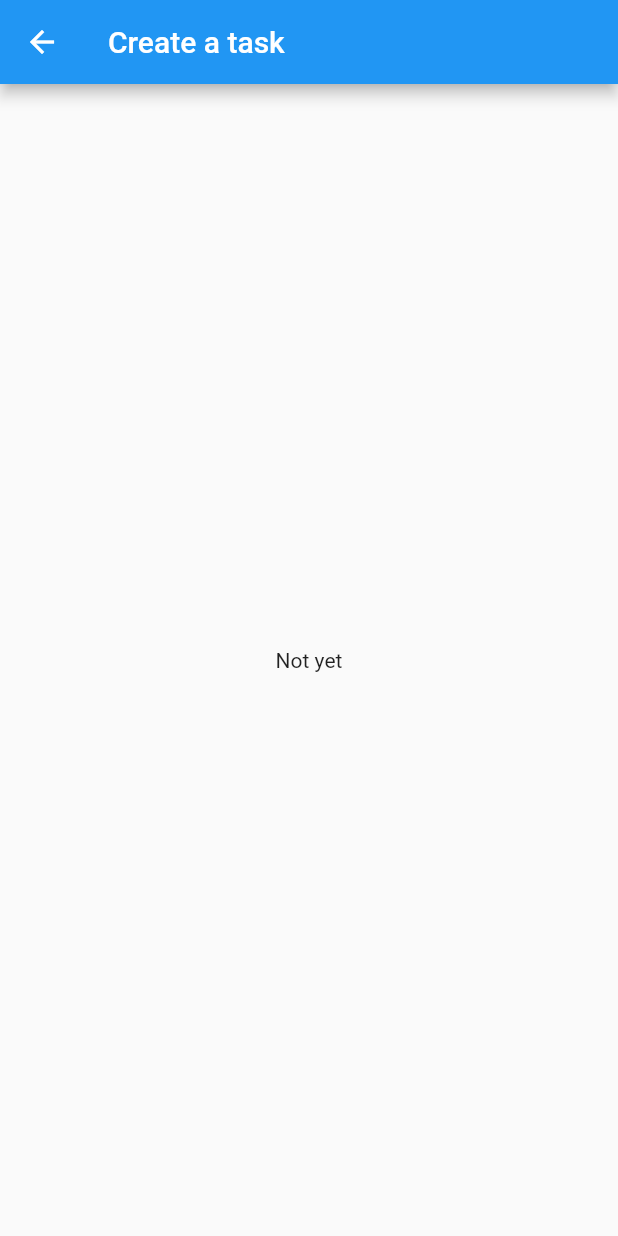
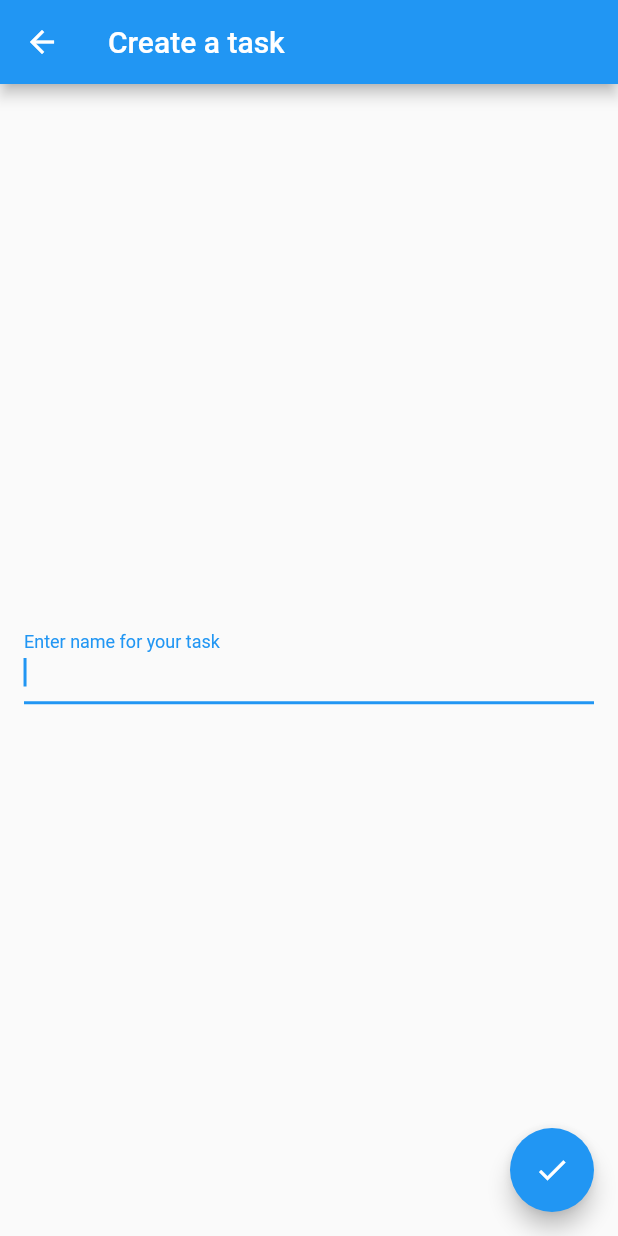
Before and after one commit to r3dm1ke/tutorial-todo-app, a Flutter app: the screen it shows after launch, after a tap on the "add" icon, on a phone screen of 412 x 824 dp. Run offline on Flutter 3.47's test engine with Material 2 defaults, Android fonts, the phone set to English and light mode, and no system bars.

Commit message:
Adding task creation capability

```diff
--- a/lib/main.dart
+++ b/lib/main.dart
@@ -3,8 +3,6 @@ import 'package:todo_app/task.dart';
 
 void main() => runApp(TODOApp());
 
-// The sole reason we keep this extra component is
-// because runApp will only take a StatelessWidget as its argument
 class TODOApp extends StatelessWidget {
   @override
   Widget build(BuildContext context) {
@@ -12,27 +10,28 @@ class TODOApp extends StatelessWidget {
   }
 }
 
-// Here we are defining a StatefulWidget
 class TODO extends StatefulWidget {
 
-  // Every stateful widget must override createState
   @override
   State<StatefulWidget> createState() {
     return TODOState();
   }
 }
 
-// This is the state for then TODO widget
 class TODOState extends State<TODO> {
 
-  // We define the properties for the widget in its state
-  final List<Task> tasks = [
-    Task('Do homework'),
-    Task('Laundry'),
-    Task('Finish this tutorial')
-  ];
+  // At this point we can remove the dummy data
+  final List<Task> tasks = [];
 
-  // Now state is responsible for building the widget
+  // Function that modifies the state when a new task is created
+  void onTaskCreated(String name) {
+    // All state modifications have to be wrapped in setState
+    // This way Flutter knows that something has changed
+    setState(() {
+      tasks.add(Task(name));
+    });
+  }
+
   @override
   Widget build(BuildContext context) {
     return MaterialApp(
@@ -40,7 +39,8 @@ class TODOState extends State<TODO> {
       initialRoute: '/',
       routes: {
         '/': (context) => TODOList(tasks: tasks),
-        '/create': (context) => TODOCreate(),
+        // Passing our function as a callback
+        '/create': (context) => TODOCreate(onCreate: onTaskCreated,),
       },
     );
   }
@@ -73,11 +73,51 @@ class TODOList extends StatelessWidget {
   }
 }
 
-class TODOCreate extends StatelessWidget {
+// Since we are handling user input, state is used
+class TODOCreate extends StatefulWidget {
+
+  // Callback function that gets called when user submits a new task
+  final onCreate;
+
+  TODOCreate({@required this.onCreate});
+
+  @override
+  State<StatefulWidget> createState() {
+    return TODOCreateState();
+  }
+}
+
+class TODOCreateState extends State<TODOCreate> {
+
+  // Controller that handles the TextField
+  final TextEditingController controller = TextEditingController();
+
   @override
   Widget build(BuildContext context) {
     return Scaffold(
         appBar: AppBar(title: Text('Create a task')),
-        body: Center(child: Text('Not yet')));
+        body: Center(
+          child: Padding(
+            padding: EdgeInsets.all(16),
+            child: TextField(
+              // Opens the keyboard automatically
+              autofocus: true,
+              controller: controller,
+              decoration: InputDecoration(
+                labelText: 'Enter name for your task'
+              )
+            )
+          )
+        ),
+        floatingActionButton: FloatingActionButton(
+          child: Icon(Icons.done),
+          onPressed: () {
+            // Call the callback with the new task name
+            widget.onCreate(controller.text);
+            // Go back to list screen
+            Navigator.pop(context);
+          },
+        ),
+    );
   }
 }
```
